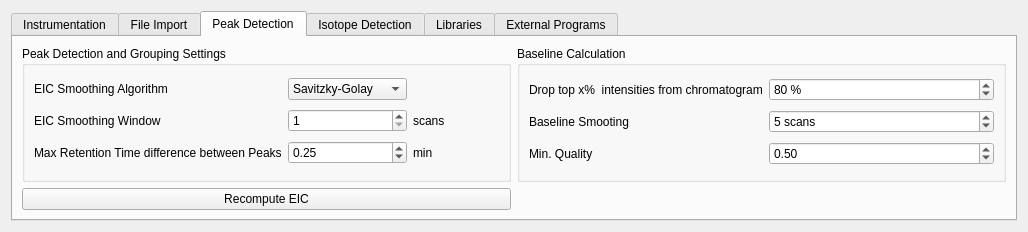
Above: mzroll/forms/settingsform.ui from ElucidataInc/ElMaven before the change. Below: the same form after it.
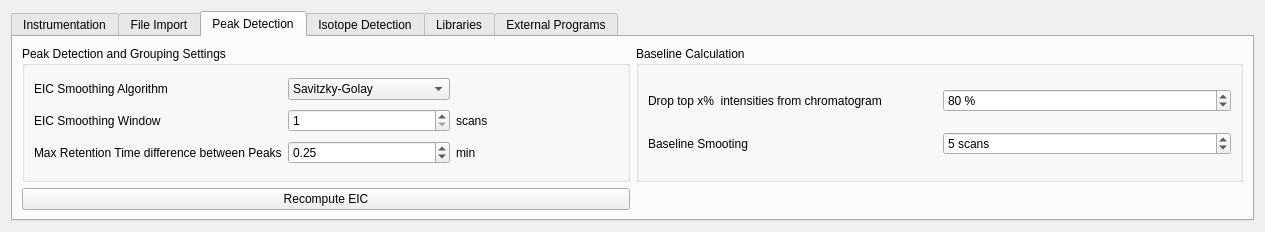
That is the form after the change. The open tabs and pages were chosen to show the change. Icons and pictures are not drawn.

Commit message:
Fix: Change maximum intensity of groups according to quantitation      type in peaktable.
   - In groups view of peaktable, if the quantitaion type changes,
     the max intensity corresponding the quantitaion type also
     changes. While if retention time and quality are choosen for
     quantification nothing will change, intensity remains the same.

   - Min quality parameter has been moved from options dialog to
     peak detection dialog.

What changed in the file:
```diff
--- a/mzroll/forms/settingsform.ui
+++ b/mzroll/forms/settingsform.ui
@@ -6,7 +6,7 @@
    <rect>
     <x>0</x>
     <y>0</y>
-    <width>1028</width>
+    <width>1265</width>
     <height>232</height>
    </rect>
   </property>
@@ -23,7 +23,7 @@
    <item row="0" column="0">
     <widget class="QTabWidget" name="tabWidget">
      <property name="currentIndex">
-      <number>3</number>
+      <number>2</number>
      </property>
      <widget class="QWidget" name="instrumentationOptions">
       <attribute name="title">
@@ -425,6 +425,13 @@
           <string>Baseline Calculation</string>
          </property>
          <layout class="QGridLayout" name="gridLayout_6">
+          <item row="1" column="0">
+           <widget class="QLabel" name="label_20">
+            <property name="text">
+             <string>Baseline Smooting </string>
+            </property>
+           </widget>
+          </item>
           <item row="1" column="1">
            <widget class="QSpinBox" name="baseline_smoothing">
             <property name="suffix">
@@ -461,33 +468,6 @@
             </property>
            </widget>
           </item>
-          <item row="1" column="0">
-           <widget class="QLabel" name="label_20">
-            <property name="text">
-             <string>Baseline Smooting </string>
-            </property>
-           </widget>
-          </item>
-          <item row="2" column="0">
-           <widget class="QLabel" name="labelMinQuality">
-            <property name="text">
-             <string>Min. Quality</string>
-            </property>
-           </widget>
-          </item>
-          <item row="2" column="1">
-           <widget class="QDoubleSpinBox" name="doubleSpinBoxMinQuality">
-            <property name="maximum">
-             <double>1.000000000000000</double>
-            </property>
-            <property name="singleStep">
-             <double>0.100000000000000</double>
-            </property>
-            <property name="value">
-             <double>0.500000000000000</double>
-            </property>
-           </widget>
-          </item>
          </layout>
         </widget>
        </item>
```
The commit also changes 9 other files.
